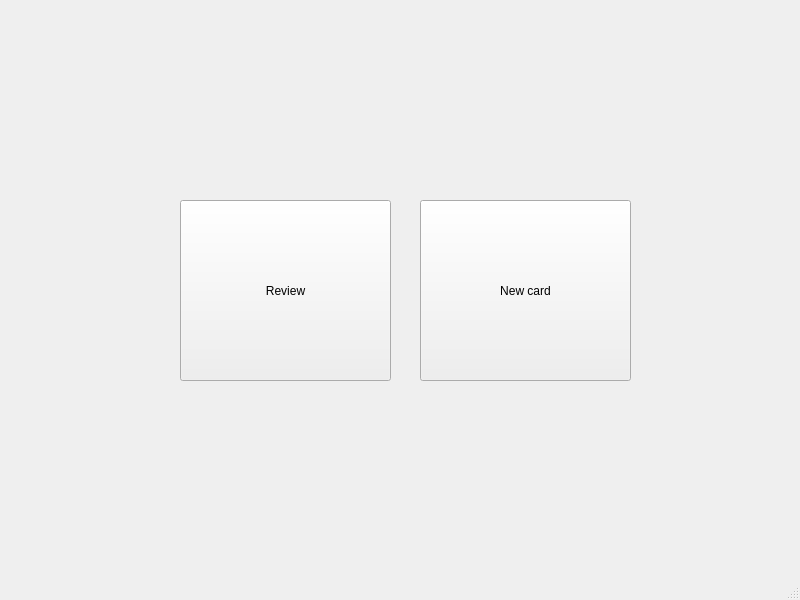
Qt form GUI/try3/mainwindow.ui (enayatjawadi/DMA) before a commit.
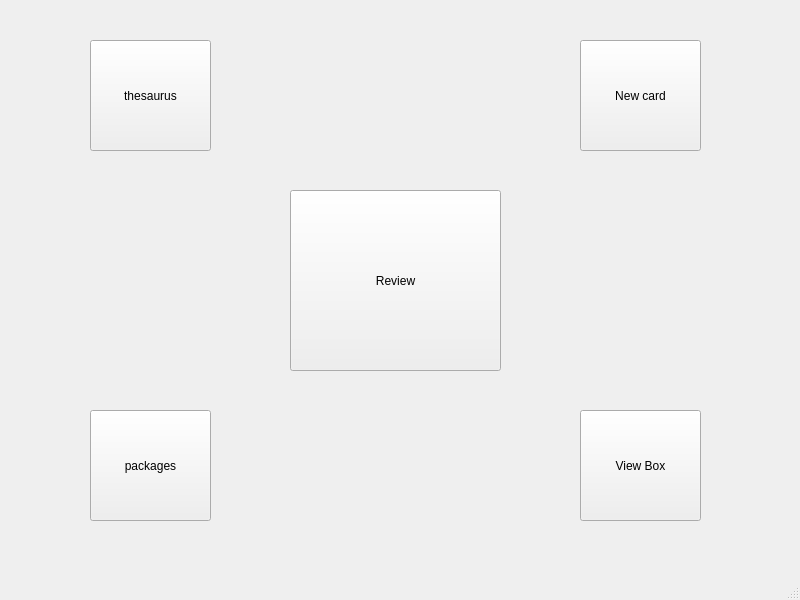
The same form after that commit.

```diff
--- a/GUI/try3/mainwindow.ui
+++ b/GUI/try3/mainwindow.ui
@@ -17,8 +17,8 @@
    <widget class="QPushButton" name="pushButton">
     <property name="geometry">
      <rect>
-      <x>180</x>
-      <y>200</y>
+      <x>290</x>
+      <y>190</y>
       <width>211</width>
       <height>181</height>
      </rect>
@@ -30,16 +30,55 @@
    <widget class="QPushButton" name="pushButton_2">
     <property name="geometry">
      <rect>
-      <x>420</x>
-      <y>200</y>
-      <width>211</width>
-      <height>181</height>
+      <x>580</x>
+      <y>40</y>
+      <width>121</width>
+      <height>111</height>
      </rect>
     </property>
     <property name="text">
      <string>New card</string>
     </property>
    </widget>
+   <widget class="QPushButton" name="thesaurus">
+    <property name="geometry">
+     <rect>
+      <x>90</x>
+      <y>40</y>
+      <width>121</width>
+      <height>111</height>
+     </rect>
+    </property>
+    <property name="text">
+     <string>thesaurus</string>
+    </property>
+   </widget>
+   <widget class="QPushButton" name="packages">
+    <property name="geometry">
+     <rect>
+      <x>90</x>
+      <y>410</y>
+      <width>121</width>
+      <height>111</height>
+     </rect>
+    </property>
+    <property name="text">
+     <string>packages</string>
+    </property>
+   </widget>
+   <widget class="QPushButton" name="viewBox">
+    <property name="geometry">
+     <rect>
+      <x>580</x>
+      <y>410</y>
+      <width>121</width>
+      <height>111</height>
+     </rect>
+    </property>
+    <property name="text">
+     <string>View Box</string>
+    </property>
+   </widget>
   </widget>
   <widget class="QMenuBar" name="menubar">
    <property name="geometry">
```
Left out of the diff: 4 changed lines with no effect on the pictures.
